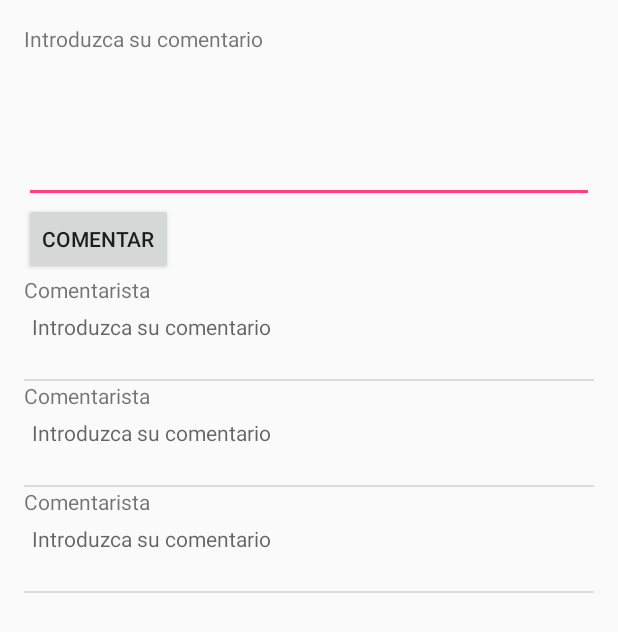
After one commit to aszur/repoKirolApp, an Android app: the layout activity_forum.xml on its own in the app's theme, with its tools: preview values and no code run, on a phone screen of 412 x 824 dp. The commit adds this screen. Shown: the top 632 px of the screen. Run offline under Robolectric (Android 15) with nearby library versions, the phone set to English and light mode, and no system bars.

Commit message:
Foro iniciado

```diff
--- a/KirolApp/app/src/main/AndroidManifest.xml
+++ b/KirolApp/app/src/main/AndroidManifest.xml
@@ -13,7 +13,6 @@
     <uses-feature
         android:name="android.hardware.camera"
         android:required="false" />
-
 
     <application
         android:allowBackup="true"
@@ -44,7 +43,8 @@
 
         <activity android:name="es.tta.kirolApp.RegisterActivity" />
         <activity android:name="es.tta.kirolApp.SportsActivity" />
-        <activity android:name="es.tta.kirolApp.SelectedSportActivity"></activity>
+        <activity android:name="es.tta.kirolApp.SelectedSportActivity" />
+        <activity android:name="es.tta.kirolApp.ForumActivity"></activity>
     </application>
 
 </manifest>
--- /dev/null
+++ b/KirolApp/app/src/main/res/layout/activity_forum.xml
@@ -0,0 +1,31 @@
+<?xml version="1.0" encoding="utf-8"?>
+<LinearLayout xmlns:android="http://schemas.android.com/apk/res/android"
+    xmlns:tools="http://schemas.android.com/tools"
+    android:orientation="vertical"
+    android:id="@+id/activity_forum"
+    android:layout_width="match_parent"
+    android:layout_height="match_parent"
+    android:paddingBottom="@dimen/activity_vertical_margin"
+    android:paddingLeft="@dimen/activity_horizontal_margin"
+    android:paddingRight="@dimen/activity_horizontal_margin"
+    android:paddingTop="@dimen/activity_vertical_margin"
+    tools:context="es.tta.kirolApp.ForumActivity">
+    <TextView
+        android:layout_width="wrap_content"
+        android:layout_height="wrap_content"
+        android:text="@string/introduceComentario"/>
+    <EditText
+        android:id="@+id/cuadroComentario"
+        android:layout_width="match_parent"
+        android:layout_height="100dp" />
+    <Button
+        android:layout_width="wrap_content"
+        android:layout_height="wrap_content"
+        android:text="@string/botonEnviaComentario"/>
+    <ListView
+        android:layout_width="match_parent"
+        android:layout_height="match_parent"
+        tools:listitem="@layout/comentariolist">
+    </ListView>
+
+</LinearLayout>
--- /dev/null
+++ b/KirolApp/app/src/main/res/layout/comentariolist.xml
@@ -0,0 +1,25 @@
+<?xml version="1.0" encoding="utf-8"?>
+<!--
+	Elemento de lista utilizado como plantilla para generar el listado de comentarios visibles
+	en el perfil de cualquier usuario que no sea el logueado.
+ -->
+<RelativeLayout xmlns:android="http://schemas.android.com/apk/res/android"
+    android:layout_width="match_parent"
+    android:layout_height="match_parent"
+    android:orientation="vertical" >
+    <TextView
+        android:id="@+id/nombreComentarista"
+        android:layout_width="wrap_content"
+        android:layout_height="wrap_content"
+        android:text="Comentarista"/>
+    <TextView
+        android:id="@+id/comentario"
+        android:layout_height="50dp"
+        android:layout_width="230dp"
+        android:layout_below="@+id/nombreComentarista"
+        android:padding="5dp"
+        android:inputType="textMultiLine"
+        android:hint="@string/introduceComentario"
+        />
+
+</RelativeLayout>
--- a/KirolApp/app/src/main/res/values/strings.xml
+++ b/KirolApp/app/src/main/res/values/strings.xml
@@ -49,12 +49,16 @@
     <string name="Asia">Asia</string>
     <string name="selectSp">Elige</string>
 
+    <!-- Botones deporte -->
     <string name="desc">Carga descripcion</string>
     <string name="adapt">Carga adaptacion</string>
     <string name="foro1">Foro nivel bajo</string>
     <string name="foro2">Foro nivel medio</string>
     <string name="foro3">Foro nivel alto</string>
 
+    <!-- ForumActivity -->
+    <string name="introduceComentario">Introduzca su comentario</string>
+    <string name="botonEnviaComentario">Comentar</string>
 
 
 </resources>
```
Also changed, not shown: KirolApp/app/src/main/java/es/tta/kirolApp/ForumActivity.java (added, +26 -0 lines), KirolApp/app/src/main/java/es/tta/kirolApp/model/Comentario.java (added, +49 -0 lines), 1 other file.
